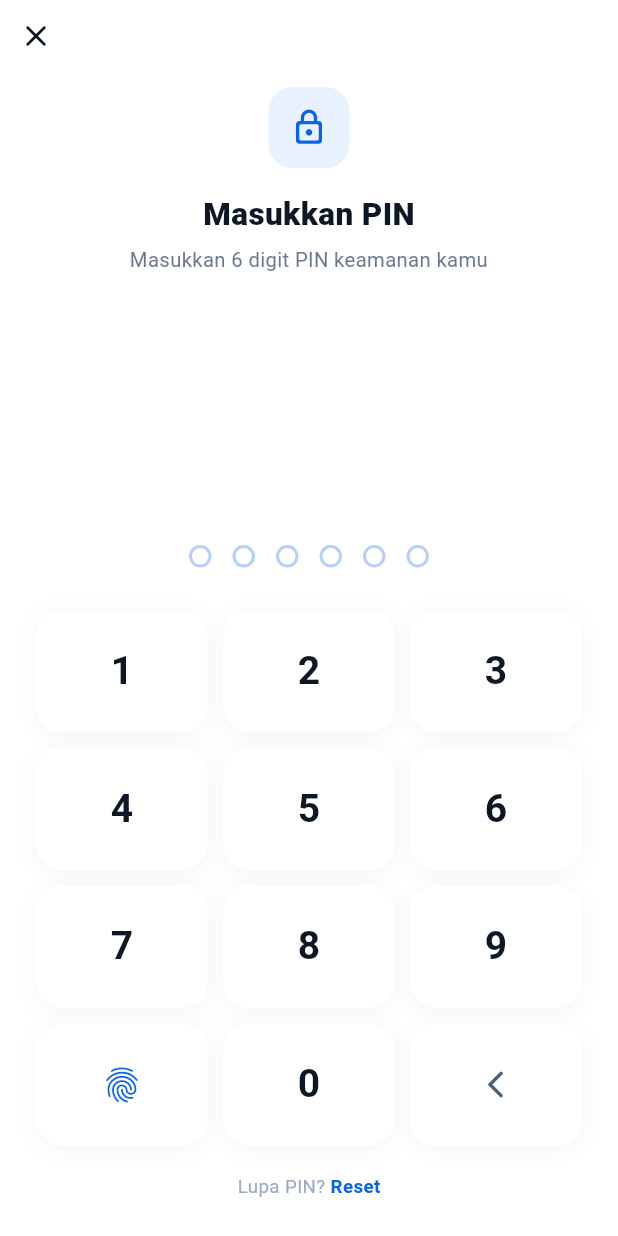
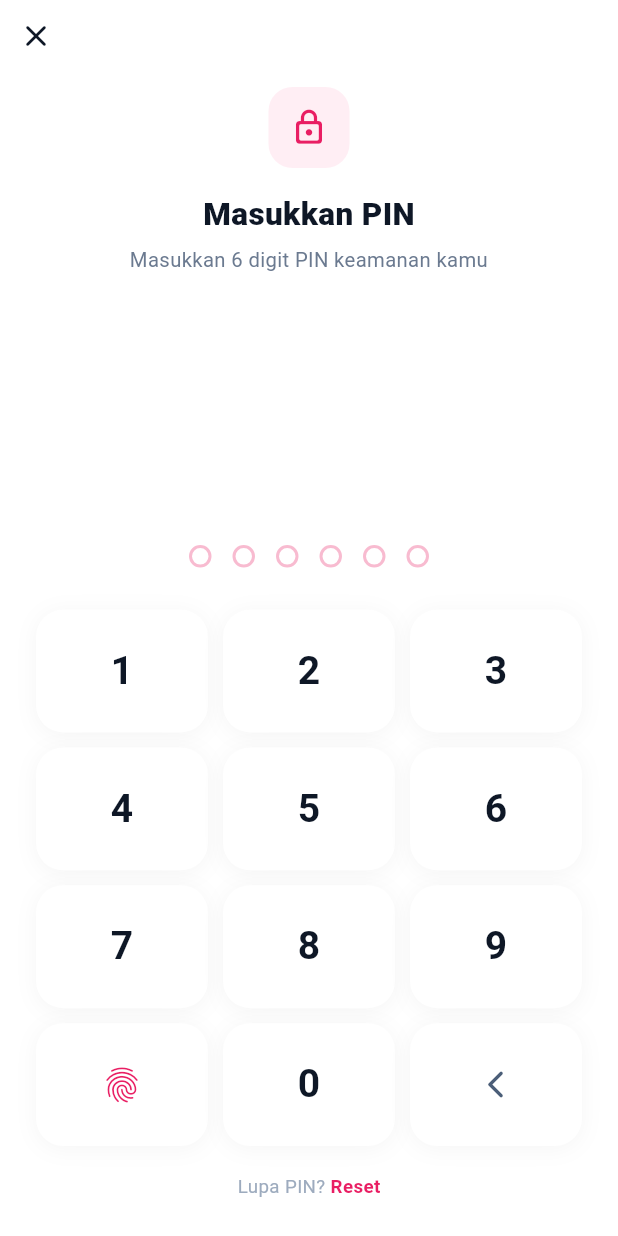
Before and after one commit to ginaa07/be-money, a Flutter app: the MerchantCheckoutPage screen opened by its route, after a tap on an icon or button, on a phone screen of 412 x 824 dp. Run offline on Flutter 3.47's test engine with Material 3 defaults, Android fonts, the phone set to English and light mode, and no system bars; our stand-ins replace app_links, dio, equatable, firebase_auth, firebase_core, flutter_bloc and 5 more; missing offline and left inert: mobile_scanner; accounts and stored records are empty; network calls fail; Roboto replaces fonts that are missing (PlusJakartaSans).

Commit message:
backend dompetkita

```diff
--- a/lib/core/constants/app_constants.dart
+++ b/lib/core/constants/app_constants.dart
@@ -3,7 +3,7 @@ class AppConstants {
   static const String appVersion = '1.0.0';
 
   // API
-  static const String baseUrl = 'http://10.199.51.82:8081'; // Android emulator → localhost
+  static const String baseUrl = 'http://10.105.223.82:8082'; // Android emulator → localhost
   static const String apiVersion = '/v1';
   static const int connectTimeout = 30;
   static const int receiveTimeout = 30;
--- a/lib/core/theme/app_colors.dart
+++ b/lib/core/theme/app_colors.dart
@@ -1,12 +1,12 @@
 import 'package:flutter/material.dart';
 
 class AppColors {
-  // Primary Blue
-  static const Color primary = Color(0xFF0B63E5);
-  static const Color primaryLight = Color(0xFF2C8BFF);
-  static const Color primaryDark = Color(0xFF0A4FBF);
-  static const Color primarySurface = Color(0xFFE8F1FD);
-  static const Color primaryBorder = Color(0xFFB8D0F7);
+  // ── Primary Pink ─────────────────────────────────────────
+  static const Color primary = Color(0xFFE91E63);
+  static const Color primaryLight = Color(0xFFFF5C8A);
+  static const Color primaryDark = Color(0xFFC2185B);
+  static const Color primarySurface = Color(0xFFFFEEF4);
+  static const Color primaryBorder = Color(0xFFF8BBD0);
 
   // Semantic
   static const Color green = Color(0xFF16A571);
```
Also changed, not shown: 1 other file.
